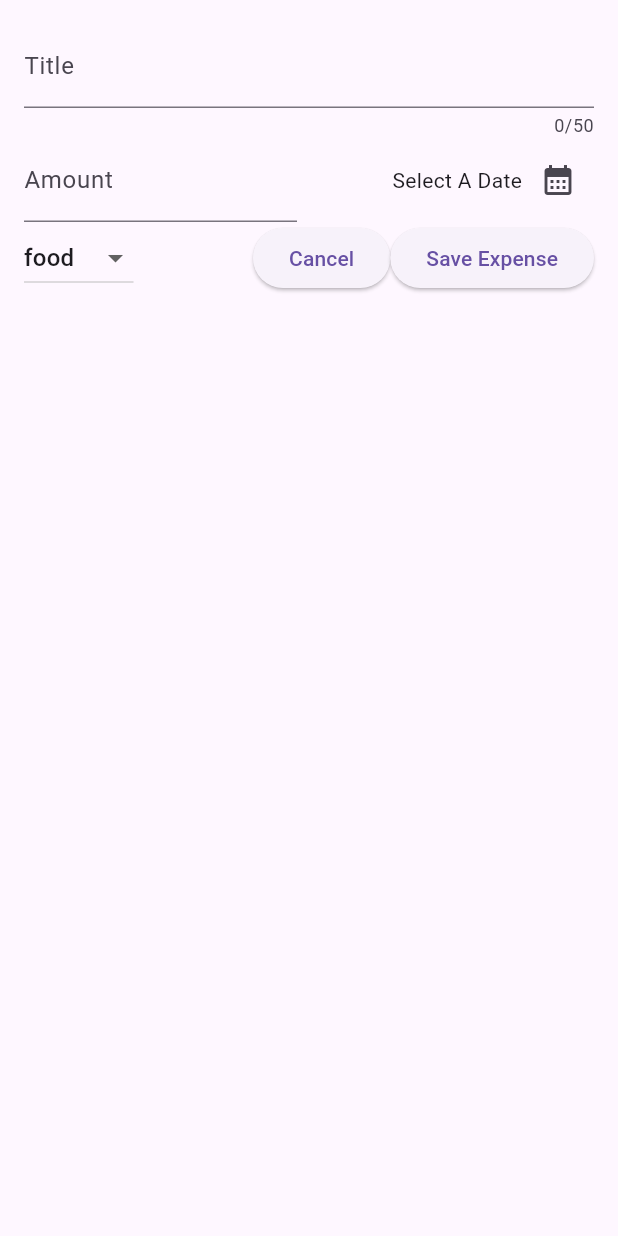
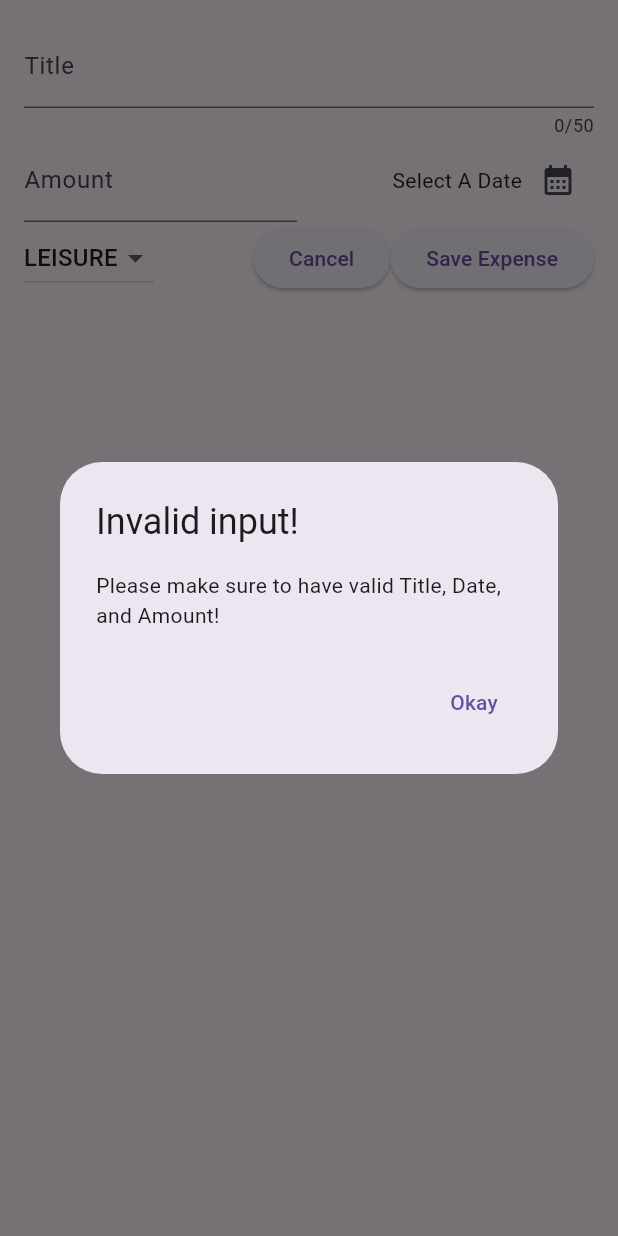
Before and after one commit to MackyMa/expense_tracker, a Flutter app: the NewExpense widget shown alone on an empty page, opened directly, after a tap on "Save Expense", on a phone screen of 412 x 824 dp. Run offline on Flutter 3.47's test engine with Material 3 defaults, Android fonts, the phone set to English and light mode, and no system bars.

Commit message:
Added dropdown items for categories. Started save expense functionality, added check for empty feilds

```diff
--- a/lib/new_expense.dart
+++ b/lib/new_expense.dart
@@ -1,5 +1,4 @@
 import 'package:expense_tracker/models/expense.dart';
-import 'package:flutter/foundation.dart' hide Category;
 import 'package:flutter/material.dart';
 import 'package:intl/intl.dart';
 
@@ -18,11 +17,35 @@ class _NewExpenseState extends State<NewExpense> {
   final _titleController = TextEditingController();
   final _amountController = TextEditingController();
   DateTime? _selectedDate;
+  Category _selectedCategory = Category.leisure;
   @override
   void dispose() {
     _titleController.dispose();
     _amountController.dispose();
     super.dispose();
+  }
+
+  void _submitExpenseData(){
+    final enteredAmount = double.tryParse(_amountController.text);
+    final amountIsInvalid = enteredAmount ==null || enteredAmount<=0;
+    if(_titleController.text.trim().isEmpty || amountIsInvalid)//run when an error happens
+    {
+      showDialog(
+        context: context,
+        builder: (ctx) => AlertDialog(
+          title: const Text("Invalid input!"),
+          content: const Text("Please make sure to have valid Title, Date, and Amount!"),
+          actions:[
+            TextButton(
+              onPressed: (){
+              Navigator.pop(ctx);
+            },
+            child: const Text("Okay"),),
+          ]
+        )
+      );
+      return;
+    }
   }
 
   void _presentDatePicker() async {
@@ -86,11 +109,22 @@ class _NewExpenseState extends State<NewExpense> {
           Row(
             children: [
               DropdownButton(
+                value: _selectedCategory,
                 items: Category.values.map(
                   (category) => DropdownMenuItem(
-                    child: Text(category.name.toString(),),)
+                    value: category,
+                    child: Text(category.name.toUpperCase(),),)
                 ).toList(),
-                onChanged: (value){},
+                onChanged: (value){
+                  if (value == null)
+                  {
+                    return;
+                  }
+                  setState((){
+                    _selectedCategory = value;
+                  }
+                  );
+                }
               ),
               Spacer(),
               ElevatedButton(onPressed: () {
@@ -99,10 +133,7 @@ class _NewExpenseState extends State<NewExpense> {
               child: Text("Cancel")
               ),
               ElevatedButton(
-                onPressed: () {
-                  print(_titleController.text);
-                  print(_amountController.text);
-                },
+                onPressed: _submitExpenseData,
                 child: Text('Save Expense'),
               )
             ],
```
